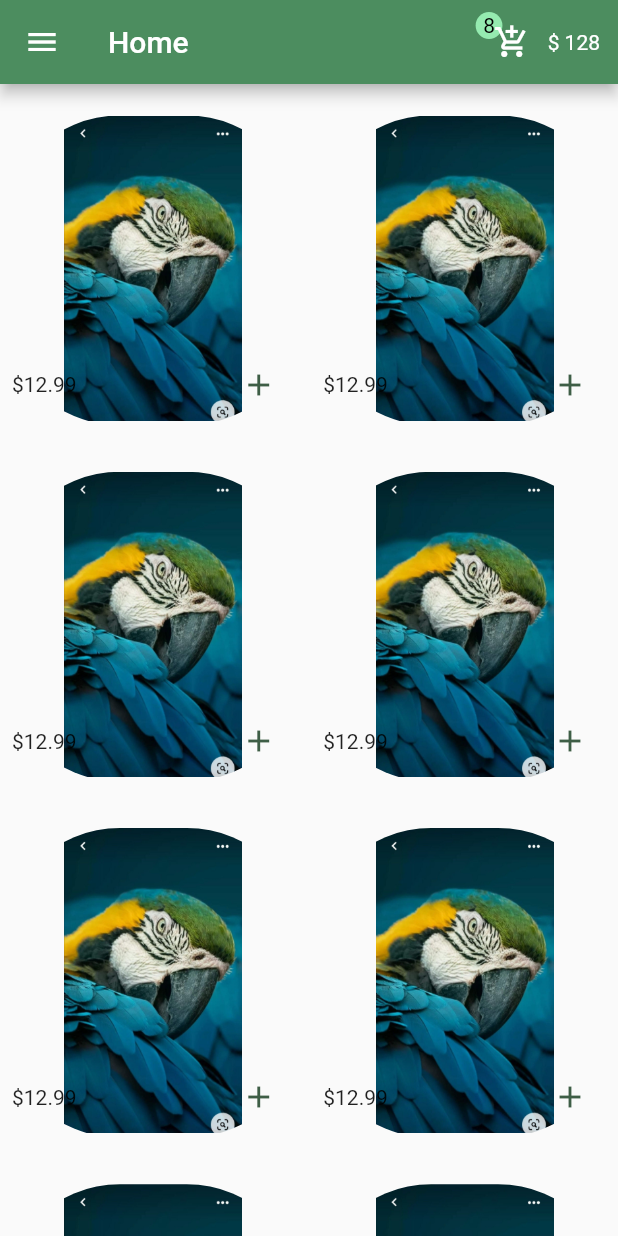
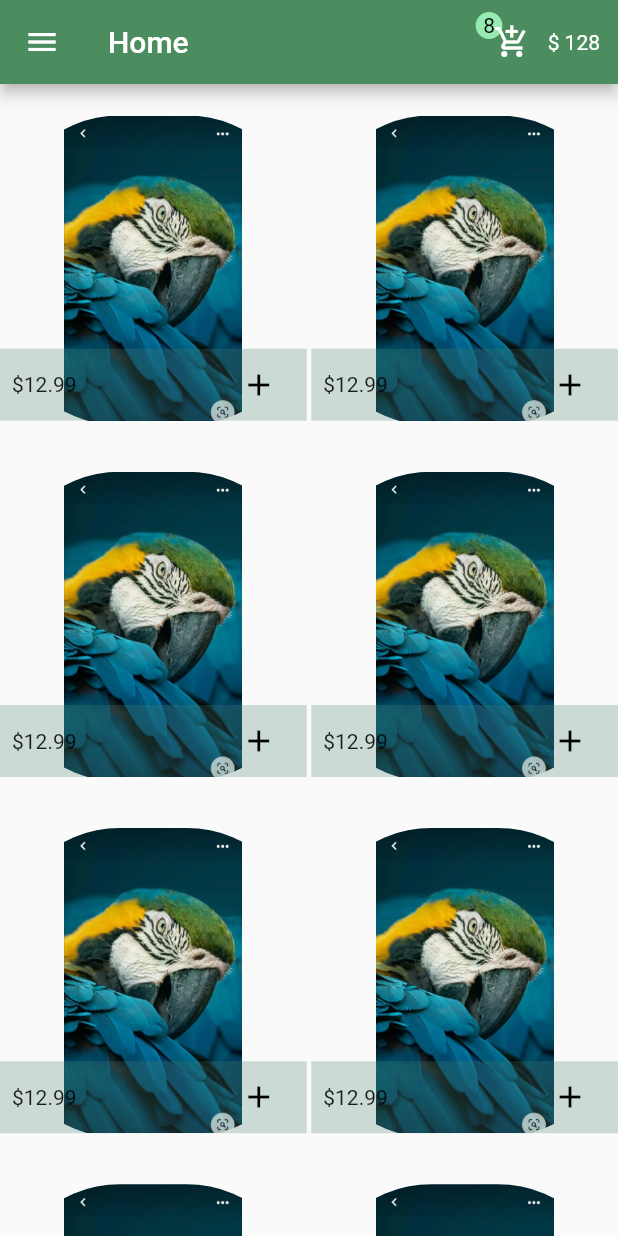
Before and after one commit to abdorady2022001/Electronic_shop, a Flutter app: the screen it shows after launch, on a phone screen of 412 x 824 dp. Run offline on Flutter 3.47's test engine with Material 2 defaults, Android fonts, the light colour scheme and no system bars.

```diff
--- a/lib/pages/home.dart
+++ b/lib/pages/home.dart
@@ -31,8 +31,9 @@ class Home extends StatelessWidget {
                     ),
                   ]),
                   footer: GridTileBar(
+                    backgroundColor: Color.fromARGB(66, 73, 127, 110),
                     trailing: IconButton(
-                        color: Color.fromARGB(255, 62, 94, 70),
+                        color: Color.fromARGB(255, 0, 0, 0),
                         onPressed: () {},
                         icon: Icon(Icons.add)),
                     leading: Text("\$12.99"),
```
